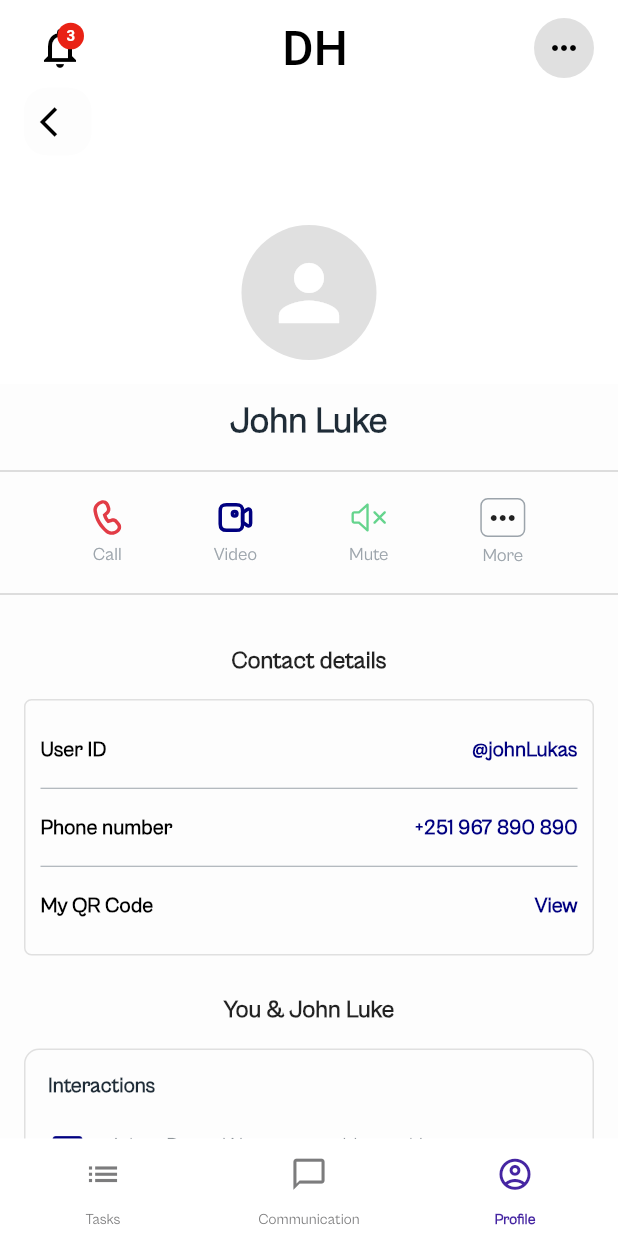
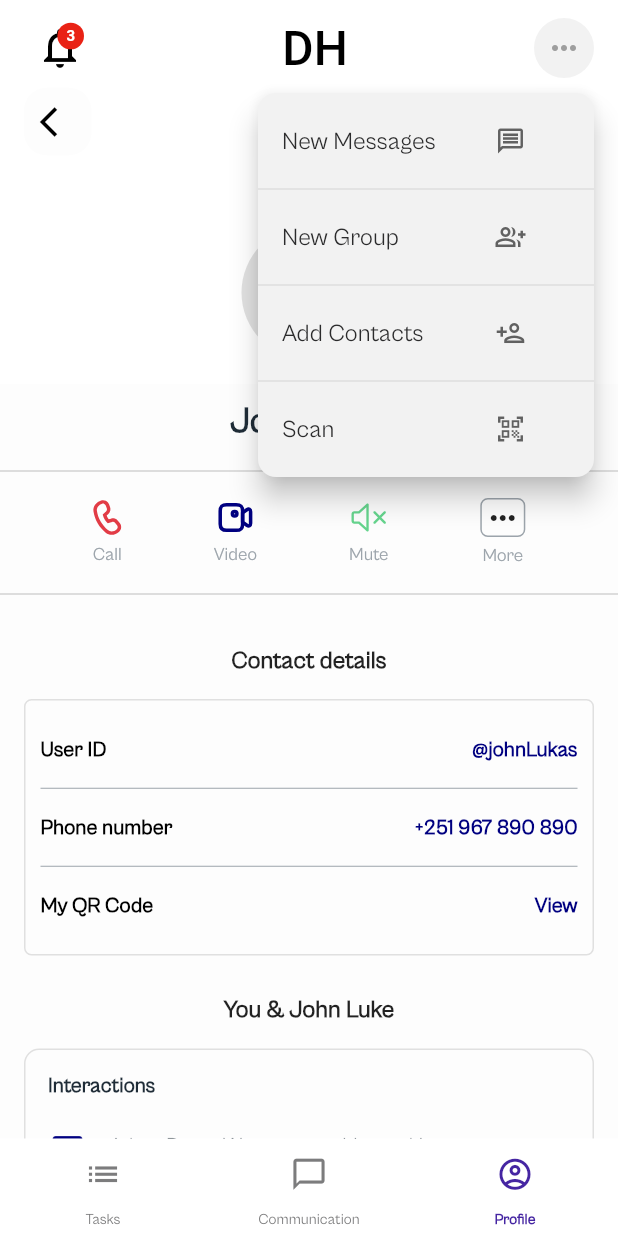
Before and after one commit to nahomersom/dh-flutter, a Flutter app: the screen it shows after launch, item 3 of the bottom bar chosen, after a tap on the "keyboard control" icon, on a phone screen of 412 x 824 dp. Run offline on Flutter 3.47's test engine with Material 3 defaults, Android fonts, the phone set to English and light mode, and no system bars; our stand-ins replace animated_custom_dropdown, audioplayers, bloc, dio, file_picker, firebase_core and 21 more; missing offline and left inert: country_picker_pro, google_mlkit_face_detection, photo_manager, popup_menu, record; accounts and stored records are empty; network calls fail.

Commit message:
feat: user profile added

```diff
--- a/lib/routes/app_router.dart
+++ b/lib/routes/app_router.dart
@@ -10,6 +10,7 @@ import 'package:dh_flutter_v2/screens/auth%5Bv2%5D/two_step_verification.dart';
 import 'package:dh_flutter_v2/screens/home/dashboard_screen.dart';
 import 'package:dh_flutter_v2/screens/messages/group_chat_screen.dart';
 import 'package:dh_flutter_v2/screens/messages/messages_screen.dart';
+import 'package:dh_flutter_v2/screens/messages/new_message_screen.dart';
 import 'package:dh_flutter_v2/screens/screens.dart';
 import 'package:dh_flutter_v2/screens/splash/introduction_screen.dart';
 import 'package:dh_flutter_v2/screens/workspace.dart';
@@ -35,6 +36,10 @@ class MyAppRouter {
                 GoRoute(
                   path: 'group-chat',
                   builder: (context, state) => GroupChatScreen(),
+                ),
+                GoRoute(
+                  path: 'new-message',
+                  builder: (context, state) => NewMessageScreen(),
                 ),
               ]),
           GoRoute(
--- a/lib/screens/workspace.dart
+++ b/lib/screens/workspace.dart
@@ -4,6 +4,7 @@ import 'package:dh_flutter_v2/screens/home/dashboard_screen.dart';
 import 'package:dh_flutter_v2/screens/messages/messages_screen.dart';
 import 'package:dh_flutter_v2/screens/settings/profile_screen.dart';
 import 'package:flutter/material.dart';
+import 'package:flutter_screenutil/flutter_screenutil.dart';
 import 'package:go_router/go_router.dart';
 
 // This is the type used by the popup menu below.
@@ -83,12 +84,66 @@ class _WorkspaceState extends State<Workspace> {
                     ),
                   ),
                   CircleAvatar(
-                    backgroundColor: AppConstants.grey300,
-                    // radius: 50,
-                    child: IconButton(
+                    backgroundColor:
+                        const Color(0xFFF2F2F2), // Light grey background
+                    child: PopupMenuButton<int>(
+                      color: const Color(0xFFF2F2F2), // Popup background color
                       icon: const Icon(Icons.more_horiz,
-                          color: AppConstants.grey700),
-                      onPressed: () {},
+                          color: Colors.grey), // Icon color
+                      offset: const Offset(
+                          0, 50), // Position the popup below the button
+                      shape: RoundedRectangleBorder(
+                        borderRadius: BorderRadius.circular(12),
+                      ),
+                      itemBuilder: (BuildContext context) => [
+                        // Item 1: New Messages
+                        _buildPopupMenuItem(
+                          value: 1,
+                          icon: Icons.message_outlined,
+                          text: 'New Messages',
+                        ),
+                        const PopupMenuDivider(), // Divider
+
+                        // Item 2: New Groups
+                        _buildPopupMenuItem(
+                          value: 2,
+                          icon: Icons.group_add_outlined,
+                          text: 'New Group',
+                        ),
+                        const PopupMenuDivider(), // Divider
+
+                        // Item 3: Add Contacts
+                        _buildPopupMenuItem(
+                          value: 3,
+                          icon: Icons.person_add_outlined,
+                          text: 'Add Contacts',
+                        ),
+                        const PopupMenuDivider(), // Divider
+
+                        // Item 4: Scan
+                        _buildPopupMenuItem(
+                          value: 4,
+                          icon: Icons.qr_code_scanner_outlined,
+                          text: 'Scan',
+                        ),
+                      ],
+                      onSelected: (value) {
+                        // Handle the selected value
+                        switch (value) {
+                          case 1:
+                            context.go('/workspace/messages/new-message');
+                            break;
+                          case 2:
+                            print('New Groups Selected');
+                            break;
+                          case 3:
+                            print('Add Contacts Selected');
+                            break;
+                          case 4:
+                            print('Scan Selected');
+                            break;
+                        }
+                      },
                     ),
                   ),
                 ],
@@ -129,6 +184,31 @@ class _WorkspaceState extends State<Workspace> {
           ),
         ));
   }
+
+  /// Helper method to create a PopupMenuItem
+  PopupMenuItem<int> _buildPopupMenuItem({
+    required int value,
+    required IconData icon,
+    required String text,
+  }) {
+    return PopupMenuItem<int>(
+      value: value,
+      child: SizedBox(
+        width: 160.sp,
+        child: Row(
+          mainAxisAlignment: MainAxisAlignment.spaceBetween,
+          children: [
+            Text(text,
+                style: AppConstants.bodyTextStyle.copyWith(
+                  fontWeight: FontWeight.w500,
+                  color: AppConstants.grey800,
+                )),
+            Icon(icon, color: Colors.grey[700], size: 20), // Icon
+          ],
+        ),
+      ),
+    );
+  }
 }
 
 class TabItem extends StatelessWidget {
```
Also changed, not shown: lib/screens/messages/new_message_screen.dart (added, +76 -0 lines), lib/screens/messages/widgets/contact_item.dart (added, +28 -0 lines), lib/screens/messages/widgets/section_header.dart (added, +22 -0 lines), 5 other files.
